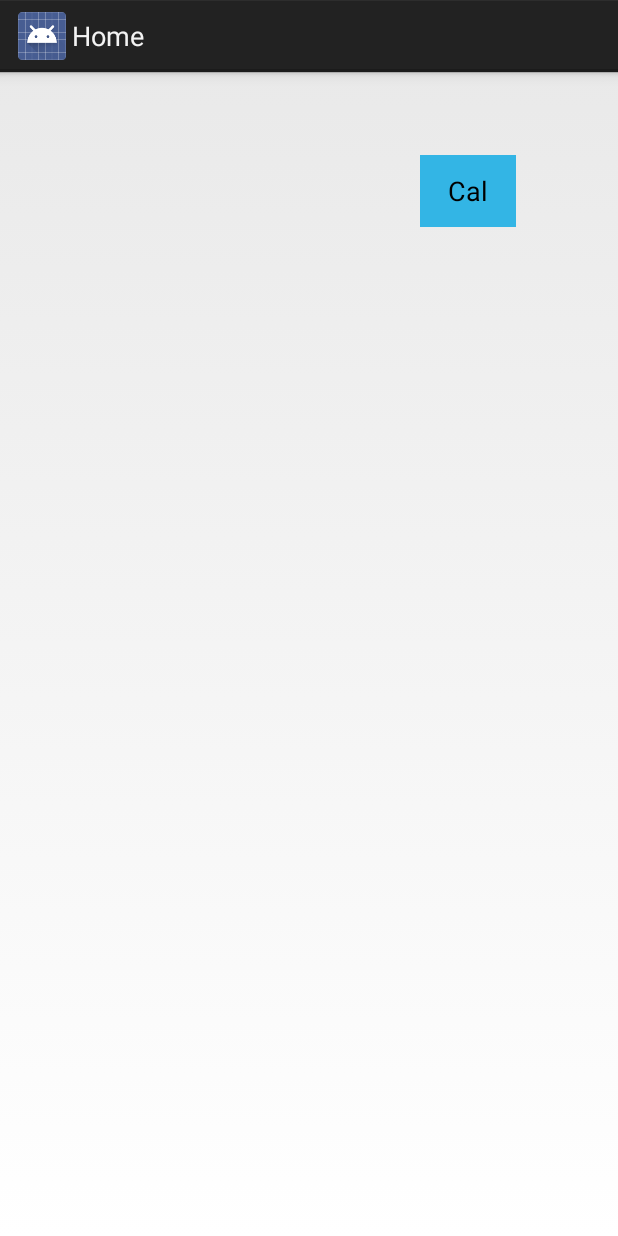
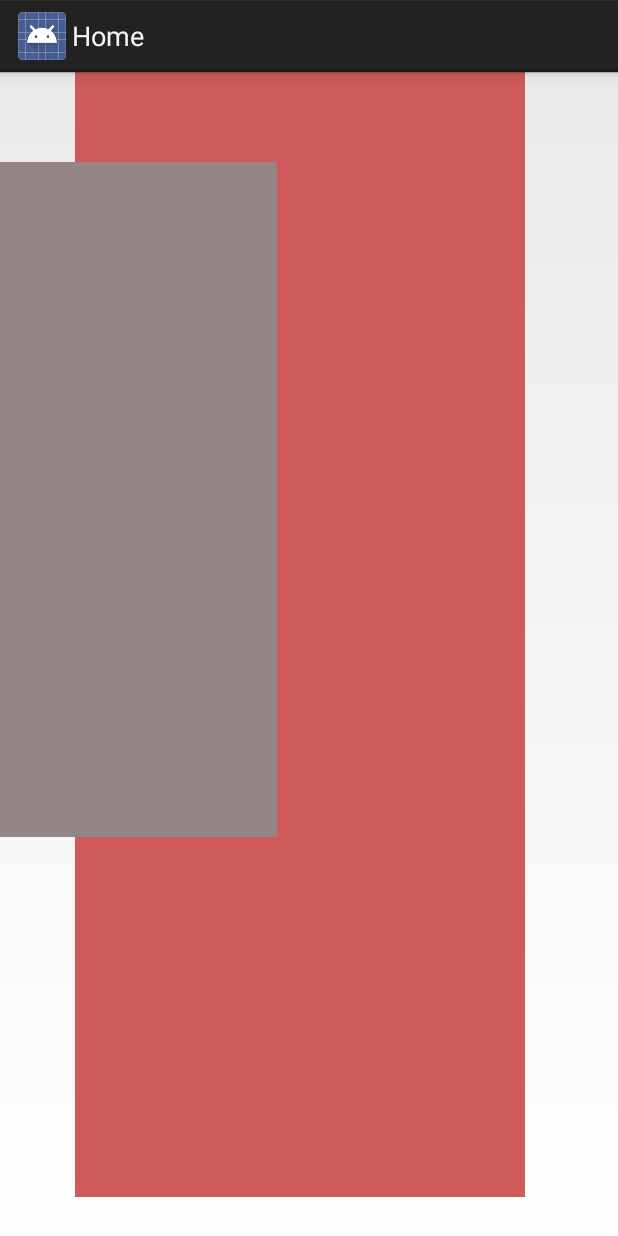
Before and after one commit to JinchengL/Spiritual, an Android app: the fragment PlanetFragment shown on its own in the app's theme, on a phone screen of 412 x 824 dp. Run offline under Robolectric (Android 15) with nearby library versions, the phone set to English and light mode, and no system bars; 1 statement that could not run was skipped.

```diff
--- a/app/src/main/java/com/example/android/navigationdrawerexample/OpenWebView.java
+++ b/app/src/main/java/com/example/android/navigationdrawerexample/OpenWebView.java
@@ -38,5 +38,4 @@ public class OpenWebView extends Activity {
         }
         return super.onKeyDown(keyCode, event);
     }
-
 }
--- a/app/src/main/res/layout/activity_open_web_view.xml
+++ b/app/src/main/res/layout/activity_open_web_view.xml
@@ -9,7 +9,7 @@
     android:layout_marginLeft="16dp"
     android:layout_marginRight="16dp"
     tools:context="com.example.android.navigationdrawerexample.OpenWebView"
-    android:visibility="gone">
+    >
 
     <WebView
         android:id="@+id/webview"
--- a/app/src/main/res/layout/home_page.xml
+++ b/app/src/main/res/layout/home_page.xml
@@ -1,27 +1,33 @@
 <?xml version="1.0" encoding="utf-8"?>
-<LinearLayout xmlns:android="http://schemas.android.com/apk/res/android"
+<RelativeLayout xmlns:android="http://schemas.android.com/apk/res/android"
     xmlns:app="http://schemas.android.com/apk/res/android"
+    xmlns:tools="http://schemas.android.com/tools"
     android:layout_width="match_parent"
     android:id= "@+id/home_layout"
-    android:layout_height="match_parent">
+    android:layout_height="match_parent"
+    android:weightSum="1">
 
     <RelativeLayout
-        android:layout_width="match_parent"
-        android:layout_height="match_parent">
-
-        <Button
-            android:text="Cal"
-            android:layout_width="wrap_content"
-            android:layout_height="wrap_content"
-            android:layout_alignParentTop="true"
-            android:layout_alignParentRight="true"
-            android:layout_alignParentEnd="true"
-            android:layout_marginRight="68dp"
-            android:layout_marginEnd="68dp"
-            android:layout_marginTop="55dp"
-            android:id="@+id/calendar_button"
-            android:backgroundTint="@android:color/holo_blue_light"
-            android:background="@android:color/holo_orange_dark" />
+        android:layout_width="300dp"
+        android:layout_height="750dp"
+        android:layout_alignParentLeft="true"
+        android:layout_marginLeft="50dp"
+        android:background="#ce5a5a"
+        android:layout_alignParentStart="true">
 
     </RelativeLayout>
-</LinearLayout>
+
+    <RelativeLayout
+        android:layout_width="350dp"
+        android:layout_height="450dp"
+        android:background="#948686"
+        android:layout_marginTop="60dp"
+        android:layout_alignParentTop="true"
+        android:layout_alignParentRight="true"
+        android:layout_alignParentEnd="true"
+        android:layout_marginRight="227dp"
+        android:layout_marginEnd="227dp">
+
+
+    </RelativeLayout>
+</RelativeLayout>
```
Also changed, not shown: app/src/main/java/com/example/android/navigationdrawerexample/ClickWebViewListener.java (added, +30 -0 lines), app/src/main/java/com/example/android/navigationdrawerexample/PlanetFragment.java (+3 -32 lines), app/src/main/res/layout/layout.xml (deleted, +0 -7 lines), 58 other files.
